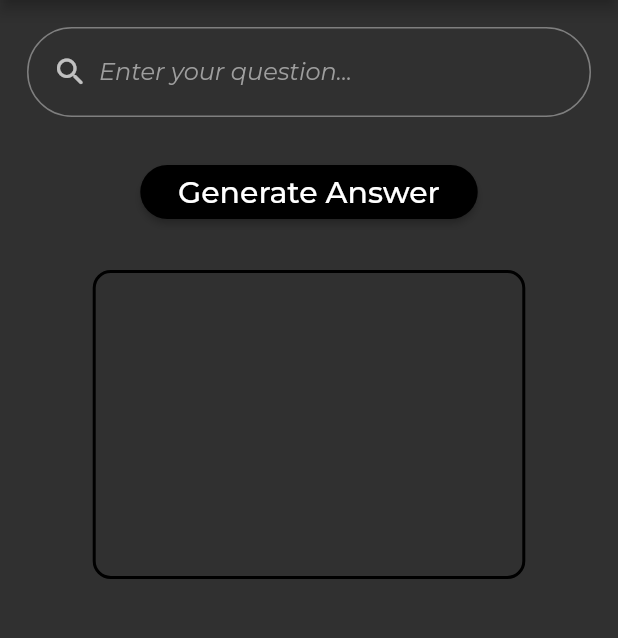
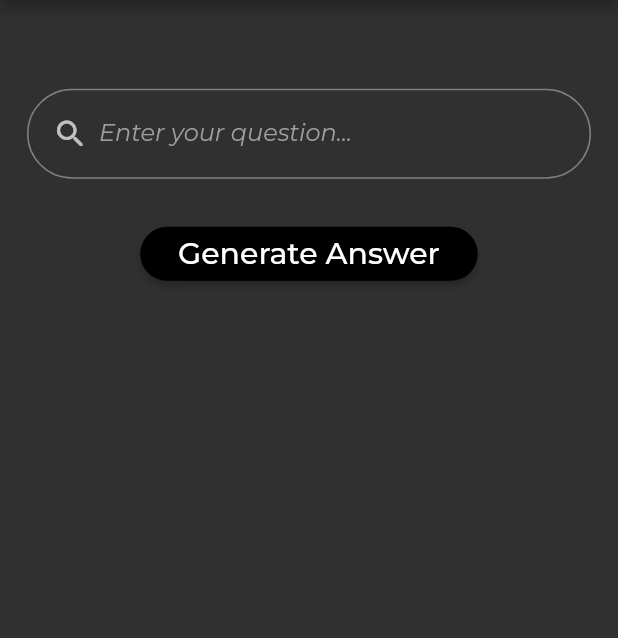
Before and after one commit to Daniel-Choi3810/study.AI, a Flutter app: the screen it shows after launch, on a phone screen of 412 x 824 dp, the part 84-722 px from its top. Run offline on Flutter 3.47's test engine with Material 2 defaults, Android fonts, the light colour scheme and no system bars; our stand-ins replace auto_size_text, flip_card, flutter_dotenv, flutter_riverpod, google_fonts.

Commit message:
Refactored homepage

```diff
--- a/lib/controllers/list_view_controller.dart
+++ b/lib/controllers/list_view_controller.dart
@@ -5,7 +5,8 @@ class ListViewNotifier extends StateNotifier<List<List<String>>> {
 
   ListViewNotifier() : super([]);
 
-  void addToList({required String term, required String definition}) async {
+  Future<void> addToList(
+      {required String term, required String definition}) async {
     state = [
       ...state,
       [term, definition]
@@ -18,7 +19,7 @@ class ListViewNotifier extends StateNotifier<List<List<String>>> {
     // state = state..removeAt(index);
   }
 
-  void editList(
+  Future<void> editList(
       {required int index,
       required String term,
       required String definition}) async {
--- a/lib/view/pages/home_page.dart
+++ b/lib/view/pages/home_page.dart
@@ -19,8 +19,6 @@ class _HomePageState extends ConsumerState<HomePage> {
     double width = MediaQuery.of(context).size.width;
     final searchFieldText = ref.watch(searchFieldProvider);
     final searchList = ref.watch(responsesProvider);
-    final answerText = ref
-        .watch(answerTextProvider); // Watch for changes in answerTextProvider
     final isLoading =
         ref.watch(isLoadingProvider); // Watch for changes in isLoadingProvider
     return SafeArea(
@@ -34,6 +32,9 @@ class _HomePageState extends ConsumerState<HomePage> {
           child: Column(
             mainAxisAlignment: MainAxisAlignment.start,
             children: <Widget>[
+              SizedBox(
+                height: height * 0.05,
+              ),
               Padding(
                 padding: const EdgeInsets.all(18.0),
                 child: SearchField(
@@ -50,15 +51,18 @@ class _HomePageState extends ConsumerState<HomePage> {
                   ),
                   minWidth: 225,
                   onPressed: () async {
+                    String prompt = searchFieldText.text.trim();
+                    searchFieldText.clear();
+                    print(prompt);
                     //ref.read(answerTextProvider.notifier).clearAnswer();
                     // TODO: REFACTOR THIS METHOD TO SEPARATE FILE
-                    if (searchFieldText.text.trim().isNotEmpty) {
+                    if (prompt.isNotEmpty) {
                       // If search field is not empty, get answer text with prompt text
                       await ref
                           .read(answerTextProvider.notifier)
-                          .getText(promptText: searchFieldText.text.trim());
-                      ref.read(responsesProvider.notifier).addToList(
-                          term: searchFieldText.text.trim(),
+                          .getText(promptText: prompt);
+                      await ref.read(responsesProvider.notifier).addToList(
+                          term: prompt,
                           definition: ref.read(answerTextProvider).toString());
                     } else {
                       // If search field is empty, get answer text with default prompt text
@@ -74,25 +78,6 @@ class _HomePageState extends ConsumerState<HomePage> {
               isLoading
                   ? const CircularProgressIndicator()
                   : const SizedBox(), // If isLoading is true, show CircularProgressIndicator, else show SizedBox
-              Container(
-                // Container to display answer text
-                width: width * 0.7,
-                height: height * 0.25,
-                margin: const EdgeInsets.all(20),
-                padding: const EdgeInsets.all(12.0),
-                decoration: BoxDecoration(
-                  border: Border.all(
-                    color: Colors.black,
-                    width: 2,
-                  ),
-                  borderRadius: BorderRadius.circular(12),
-                ),
-                child: isLoading
-                    ? const Text('')
-                    : Text(
-                        answerText.toString(),
-                      ),
-              ),
               // Create a scrollable vertical list view
               Expanded(
                 child: ListView.builder(
@@ -101,11 +86,16 @@ class _HomePageState extends ConsumerState<HomePage> {
                   itemCount: searchList
                       .length, // Watch for changes in responsesProvider (list of responses)
                   itemBuilder: ((_, index) {
-                    return FormattedResponse(
-                        height: height,
-                        width: width,
-                        searchList: searchList,
-                        id: index);
+                    return GestureDetector(
+                      onTap: () {
+                        print(index);
+                      },
+                      child: FormattedResponse(
+                          height: height,
+                          width: width,
+                          searchList: searchList,
+                          id: index),
+                    );
                   }),
                 ),
               ),
```
